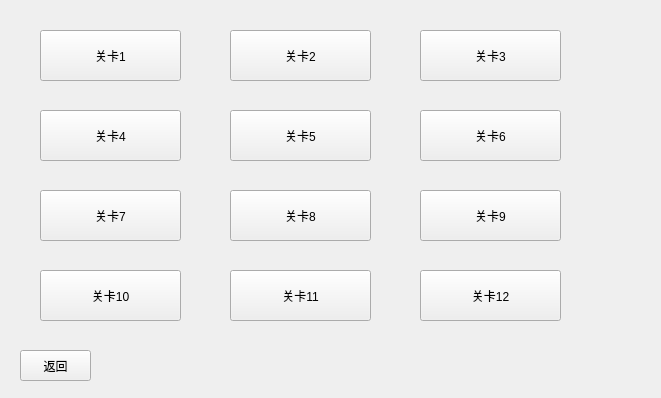
First picture: the form in qlevel.ui, repository CalciumArgon/SnakeGame, before the edit.
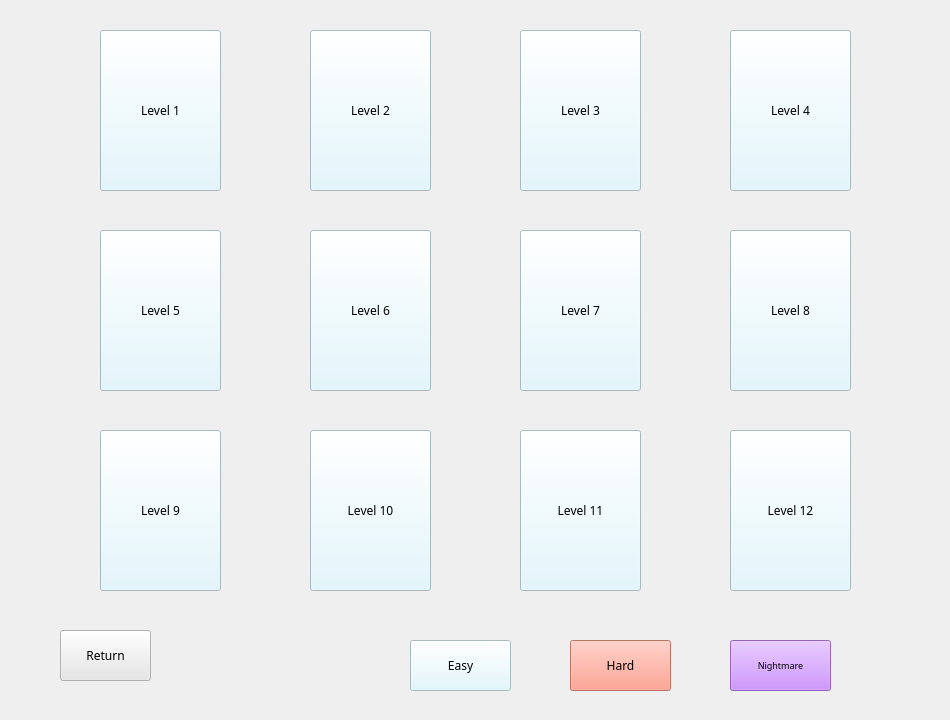
Second picture: the form after the edit. Icons and pictures are not drawn.

Commit message: 增加三种难度的关卡

```diff
--- a/qlevel.ui
+++ b/qlevel.ui
@@ -6,180 +6,359 @@
    <rect>
     <x>0</x>
     <y>0</y>
-    <width>661</width>
-    <height>398</height>
+    <width>950</width>
+    <height>720</height>
    </rect>
   </property>
   <property name="windowTitle">
    <string>Form</string>
   </property>
+  <property name="styleSheet">
+   <string notr="true">#QLevel 
+{
+border-image: url(:/background3.png);
+} 
+#QLevel * 
+{
+border-image: url();
+}</string>
+  </property>
   <widget class="QPushButton" name="btnLev1">
    <property name="geometry">
     <rect>
-     <x>40</x>
+     <x>100</x>
      <y>30</y>
-     <width>141</width>
-     <height>51</height>
+     <width>121</width>
+     <height>161</height>
     </rect>
    </property>
+   <property name="font">
+    <font>
+     <family>Book Antiqua</family>
+     <pointsize>9</pointsize>
+    </font>
+   </property>
+   <property name="styleSheet">
+    <string notr="true">background-color: rgba(220, 246, 255, 220);</string>
+   </property>
    <property name="text">
-    <string>关卡1</string>
+    <string>Level 1</string>
    </property>
   </widget>
   <widget class="QPushButton" name="btnLev2">
    <property name="geometry">
     <rect>
-     <x>230</x>
+     <x>310</x>
      <y>30</y>
-     <width>141</width>
-     <height>51</height>
+     <width>121</width>
+     <height>161</height>
     </rect>
    </property>
+   <property name="font">
+    <font>
+     <family>Book Antiqua</family>
+    </font>
+   </property>
+   <property name="styleSheet">
+    <string notr="true">background-color: rgba(220, 246, 255, 220);</string>
+   </property>
    <property name="text">
-    <string>关卡2</string>
+    <string>Level 2</string>
    </property>
   </widget>
   <widget class="QPushButton" name="btnReturn">
    <property name="geometry">
     <rect>
-     <x>20</x>
-     <y>350</y>
-     <width>71</width>
-     <height>31</height>
+     <x>60</x>
+     <y>630</y>
+     <width>91</width>
+     <height>51</height>
     </rect>
    </property>
+   <property name="font">
+    <font>
+     <family>Book Antiqua</family>
+    </font>
+   </property>
+   <property name="styleSheet">
+    <string notr="true">background-color: rgba(230, 230, 230, 210);</string>
+   </property>
    <property name="text">
-    <string>返回</string>
+    <string>Return</string>
    </property>
   </widget>
   <widget class="QPushButton" name="btnLev3">
    <property name="geometry">
     <rect>
-     <x>420</x>
+     <x>520</x>
      <y>30</y>
-     <width>141</width>
-     <height>51</height>
+     <width>121</width>
+     <height>161</height>
     </rect>
    </property>
+   <property name="font">
+    <font>
+     <family>Book Antiqua</family>
+    </font>
+   </property>
+   <property name="styleSheet">
+    <string notr="true">background-color: rgba(220, 246, 255, 220);</string>
+   </property>
    <property name="text">
-    <string>关卡3</string>
+    <string>Level 3</string>
    </property>
   </widget>
   <widget class="QPushButton" name="btnLev4">
    <property name="geometry">
     <rect>
-     <x>40</x>
-     <y>110</y>
-     <width>141</width>
-     <height>51</height>
+     <x>730</x>
+     <y>30</y>
+     <width>121</width>
+     <height>161</height>
     </rect>
    </property>
+   <property name="font">
+    <font>
+     <family>Book Antiqua</family>
+    </font>
+   </property>
+   <property name="styleSheet">
+    <string notr="true">background-color: rgba(220, 246, 255, 220);</string>
+   </property>
    <property name="text">
-    <string>关卡4</string>
+    <string>Level 4</string>
    </property>
   </widget>
   <widget class="QPushButton" name="btnLev5">
    <property name="geometry">
     <rect>
-     <x>230</x>
-     <y>110</y>
-     <width>141</width>
-     <height>51</height>
+     <x>100</x>
+     <y>230</y>
+     <width>121</width>
+     <height>161</height>
     </rect>
    </property>
+   <property name="font">
+    <font>
+     <family>Book Antiqua</family>
+    </font>
+   </property>
+   <property name="styleSheet">
+    <string notr="true">background-color: rgba(220, 246, 255, 220);</string>
+   </property>
    <property name="text">
-    <string>关卡5</string>
+    <string>Level 5</string>
    </property>
   </widget>
   <widget class="QPushButton" name="btnLev6">
    <property name="geometry">
     <rect>
-     <x>420</x>
-     <y>110</y>
-     <width>141</width>
-     <height>51</height>
+     <x>310</x>
+     <y>230</y>
+     <width>121</width>
+     <height>161</height>
     </rect>
    </property>
+   <property name="font">
+    <font>
+     <family>Book Antiqua</family>
+    </font>
+   </property>
+   <property name="styleSheet">
+    <string notr="true">background-color: rgba(220, 246, 255, 220);</string>
+   </property>
    <property name="text">
-    <string>关卡6</string>
+    <string>Level 6</string>
    </property>
   </widget>
   <widget class="QPushButton" name="btnLev7">
    <property name="geometry">
     <rect>
-     <x>40</x>
-     <y>190</y>
-     <width>141</width>
-     <height>51</height>
+     <x>520</x>
+     <y>230</y>
+     <width>121</width>
+     <height>161</height>
     </rect>
    </property>
+   <property name="font">
+    <font>
+     <family>Book Antiqua</family>
+    </font>
+   </property>
+   <property name="styleSheet">
+    <string notr="true">background-color: rgba(220, 246, 255, 220);</string>
+   </property>
    <property name="text">
-    <string>关卡7</string>
+    <string>Level 7</string>
    </property>
   </widget>
   <widget class="QPushButton" name="btnLev8">
    <property name="geometry">
     <rect>
-     <x>230</x>
-     <y>190</y>
-     <width>141</width>
-     <height>51</height>
+     <x>730</x>
+     <y>230</y>
+     <width>121</width>
+     <height>161</height>
     </rect>
    </property>
+   <property name="font">
+    <font>
+     <family>Book Antiqua</family>
+    </font>
+   </property>
+   <property name="styleSheet">
+    <string notr="true">background-color: rgba(220, 246, 255, 220);</string>
+   </property>
    <property name="text">
-    <string>关卡8</string>
+    <string>Level 8</string>
    </property>
   </widget>
   <widget class="QPushButton" name="btnLev10">
    <property name="geometry">
     <rect>
-     <x>40</x>
-     <y>270</y>
-     <width>141</width>
-     <height>51</height>
+     <x>310</x>
+     <y>430</y>
+     <width>121</width>
+     <height>161</height>
     </rect>
    </property>
+   <property name="font">
+    <font>
+     <family>Book Antiqua</family>
+    </font>
+   </property>
+   <property name="styleSheet">
+    <string notr="true">background-color: rgba(220, 246, 255, 220);</string>
+   </property>
    <property name="text">
-    <string>关卡10</string>
+    <string>Level 10</string>
    </property>
   </widget>
   <widget class="QPushButton" name="btnLev9">
    <property name="geometry">
     <rect>
-     <x>420</x>
-     <y>190</y>
-     <width>141</width>
-     <height>51</height>
+     <x>100</x>
+     <y>430</y>
+     <width>121</width>
+     <height>161</height>
     </rect>
    </property>
+   <property name="font">
+    <font>
+     <family>Book Antiqua</family>
+    </font>
+   </property>
+   <property name="styleSheet">
+    <string notr="true">background-color: rgba(220, 246, 255, 220);</string>
+   </property>
    <property name="text">
-    <string>关卡9</string>
+    <string>Level 9</string>
    </property>
   </widget>
   <widget class="QPushButton" name="btnLev11">
    <property name="geometry">
     <rect>
-     <x>230</x>
-     <y>270</y>
-     <width>141</width>
-     <height>51</height>
+     <x>520</x>
+     <y>430</y>
+     <width>121</width>
+     <height>161</height>
     </rect>
    </property>
+   <property name="font">
+    <font>
+     <family>Book Antiqua</family>
+    </font>
+   </property>
+   <property name="styleSheet">
+    <string notr="true">background-color: rgba(220, 246, 255, 220);</string>
+   </property>
    <property name="text">
-    <string>关卡11</string>
+    <string>Level 11</string>
    </property>
   </widget>
   <widget class="QPushButton" name="btnLev12">
    <property name="geometry">
     <rect>
-     <x>420</x>
-     <y>270</y>
-     <width>141</width>
+     <x>730</x>
+     <y>430</y>
+     <width>121</width>
+     <height>161</height>
+    </rect>
+   </property>
+   <property name="font">
+    <font>
+     <family>Book Antiqua</family>
+    </font>
+   </property>
+   <property name="styleSheet">
+    <string notr="true">background-color: rgba(220, 246, 255, 220);</string>
+   </property>
+   <property name="text">
+    <string>Level 12</string>
+   </property>
+  </widget>
+  <widget class="QPushButton" name="btnEasy">
+   <property name="geometry">
+    <rect>
+     <x>410</x>
+     <y>640</y>
+     <width>101</width>
      <height>51</height>
     </rect>
    </property>
+   <property name="font">
+    <font>
+     <family>Book Antiqua</family>
+    </font>
+   </property>
+   <property name="styleSheet">
+    <string notr="true">background-color: rgba(220, 246, 255, 220);</string>
+   </property>
    <property name="text">
-    <string>关卡12</string>
+    <string>Easy</string>
+   </property>
+  </widget>
+  <widget class="QPushButton" name="btnHard">
+   <property name="geometry">
+    <rect>
+     <x>570</x>
+     <y>640</y>
+     <width>101</width>
+     <height>51</height>
+    </rect>
+   </property>
+   <property name="font">
+    <font>
+     <family>Book Antiqua</family>
+    </font>
+   </property>
+   <property name="styleSheet">
+    <string notr="true">background-color: rgba(255, 138, 117, 220);</string>
+   </property>
+   <property name="text">
+    <string>Hard</string>
+   </property>
+  </widget>
+  <widget class="QPushButton" name="btnNightmare">
+   <property name="geometry">
+    <rect>
+     <x>730</x>
+     <y>640</y>
+     <width>101</width>
+     <height>51</height>
+    </rect>
+   </property>
+   <property name="font">
+    <font>
+     <family>Book Antiqua</family>
+     <pointsize>7</pointsize>
+    </font>
+   </property>
+   <property name="styleSheet">
+    <string notr="true">background-color: rgba(192, 114, 255, 220);</string>
+   </property>
+   <property name="text">
+    <string>Nightmare</string>
    </property>
   </widget>
  </widget>
```
The commit also changes 2 other files.
